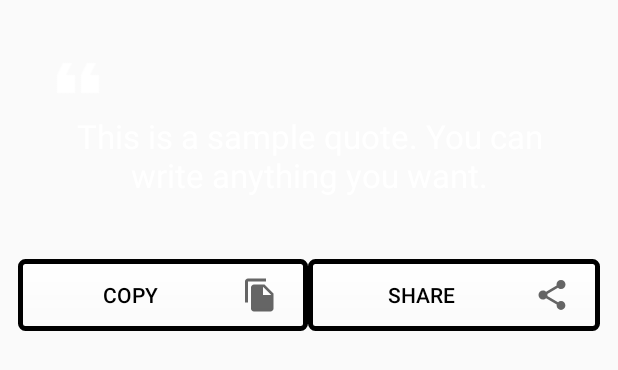
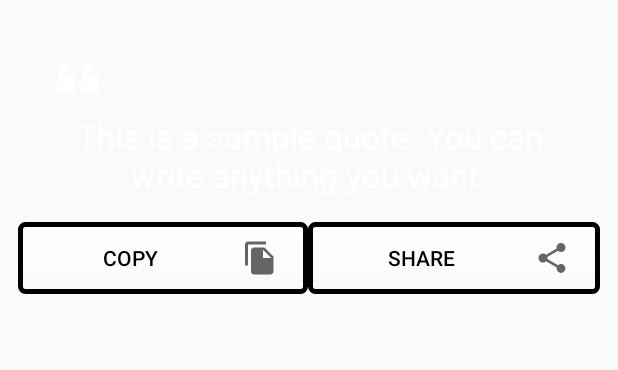
Before and after one commit to hemantj99/Quotes-App, an Android app: the layout list_item_quote.xml on its own in the app's theme, with its tools: preview values and no code run, on a phone screen of 412 x 824 dp. Shown: the top 370 px of the screen. Run offline under Robolectric (Android 15) with nearby library versions, the phone set to English and light mode, and no system bars.

Commit message:
Update list_item_quote.xml

```diff
--- a/app/src/main/res/layout/list_item_quote.xml
+++ b/app/src/main/res/layout/list_item_quote.xml
@@ -9,7 +9,7 @@
     <LinearLayout
         android:id="@+id/quoteContainer"
         android:layout_width="match_parent"
-        android:layout_height="160dp"
+        android:layout_height="wrap_content"
         android:orientation="vertical"
         android:padding="16dp">
 
```
